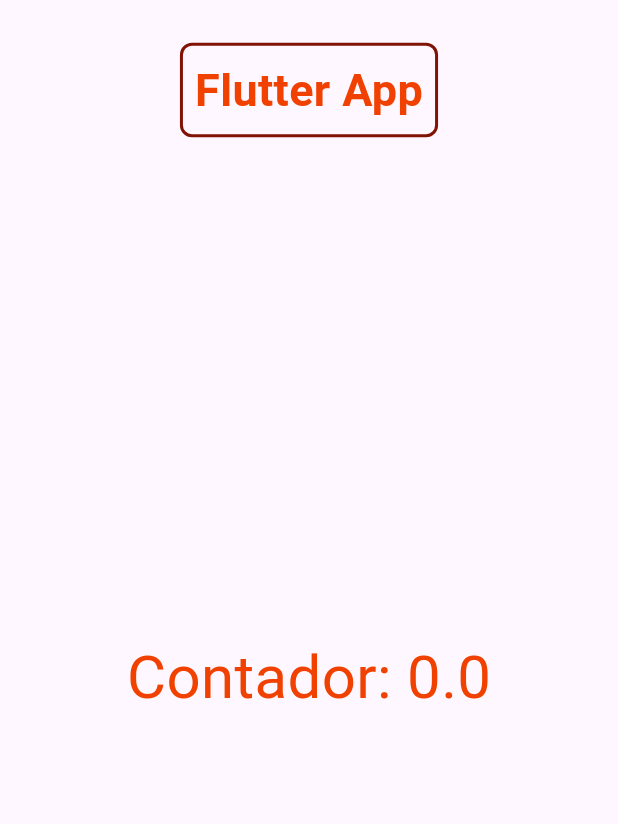
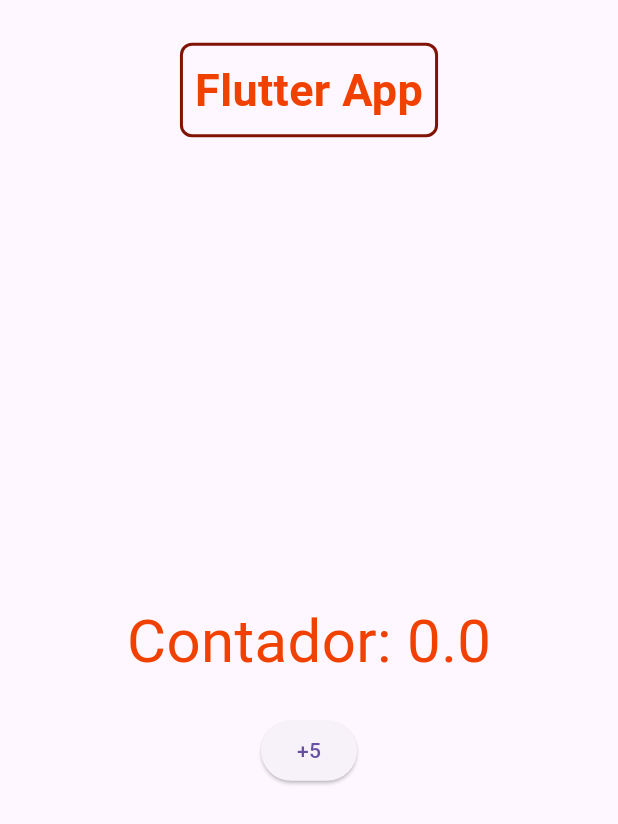
Before and after one commit to Flutter-Vacantes/Proyecto-Flutter, a Flutter app: what flutterApp() shows on an empty page, opened directly, on a phone screen of 412 x 824 dp. Shown: the top 824 px of the screen. Run offline on Flutter 3.47's test engine with Material 3 defaults, Android fonts, the phone set to English and light mode, and no system bars.

Commit message:
FV-11 Botón suma 5

```diff
--- a/flutter_app/lib/main.dart
+++ b/flutter_app/lib/main.dart
@@ -54,6 +54,12 @@ Widget flutterApp() {
               },
             ),
             const SizedBox(height: 20),
+          Row(
+              mainAxisAlignment: MainAxisAlignment.center,
+              children: [
+                ElevatedButton(onPressed: () {contadorNotifier.value +=5;}, child: const Text('+5')),
+              ],
+            )
           ],
         ),
       ),
```
